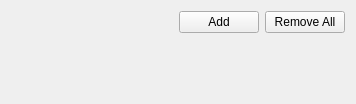
Old version of the form src/ui/sequenceswidget.ui in the repository Edlward/GalaxyHunter.
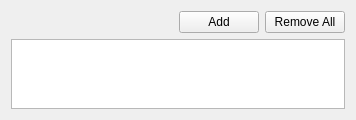
New version of the form.

Commit message: use listview for sequences editing

```diff
--- a/src/ui/sequenceswidget.ui
+++ b/src/ui/sequenceswidget.ui
@@ -39,7 +39,14 @@
     </widget>
    </item>
    <item row="1" column="0" colspan="3">
-    <widget class="QWidget" name="sequenceItems" native="true"/>
+    <widget class="QListView" name="sequenceItems">
+     <property name="editTriggers">
+      <set>QAbstractItemView::NoEditTriggers</set>
+     </property>
+     <property name="viewMode">
+      <enum>QListView::ListMode</enum>
+     </property>
+    </widget>
    </item>
   </layout>
  </widget>
```
The commit also changes 1 other file.
